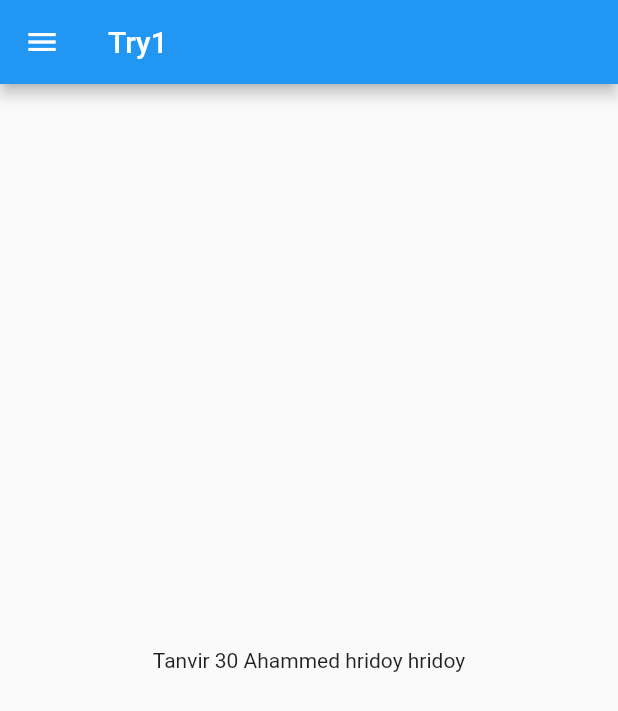
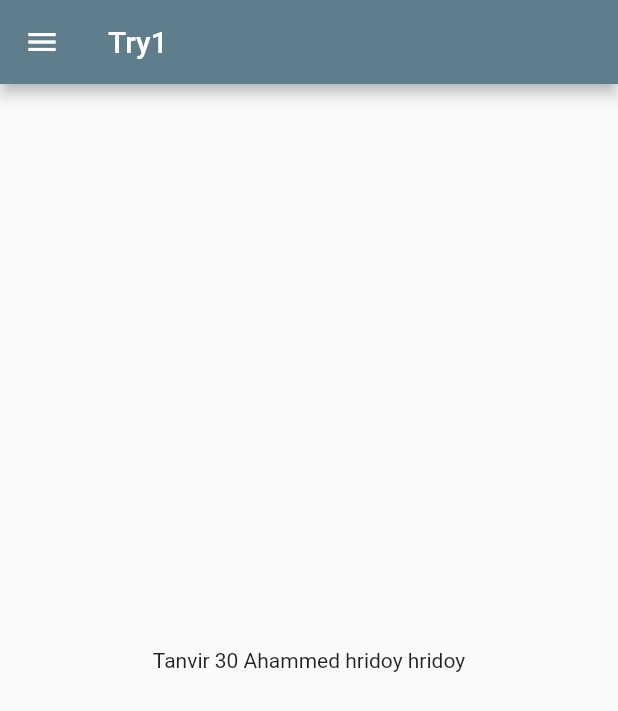
Before and after one commit to Tanvir180/Fltutter_Practice1, a Flutter app: the screen it shows after launch, on a phone screen of 412 x 824 dp. Shown: the top 711 px of the screen. Run offline on Flutter 3.47's test engine with Material 2 defaults, Android fonts, the phone set to English and light mode, and no system bars.

Commit message:
Day3 Completed

```diff
--- a/lib/main.dart
+++ b/lib/main.dart
@@ -1,5 +1,6 @@
 import 'package:flutter/material.dart';
-import 'package:practice1/home_page.dart';
+import 'package:practice1/pages/home_page.dart';
+import 'package:practice1/pages/login_page.dart';
 
 void main() {
   runApp(const MyApp());
@@ -17,8 +18,18 @@ class MyApp extends StatelessWidget {
     // const pi = 3.14;
     // final pi2 = 3.24; //it can be modify
 
-    return  const MaterialApp(
-      home: HomePage(),
+    return MaterialApp(
+      // home: HomePage(),
+      themeMode: ThemeMode.light,
+      theme: ThemeData(primarySwatch: Colors.blueGrey),
+      darkTheme: ThemeData(brightness: Brightness.dark),
+
+      initialRoute: "/Home",
+      routes: {
+        "/": (context) => const LoginPage(),
+        "/Home": (context) => const HomePage(),
+        "/Login": (context) => const LoginPage(),
+      },
     );
   }
 }
```
Also changed, not shown: lib/pages/login_page.dart (added, +21 -0 lines), lib/pages/home_page.dart (renamed from lib/home_page.dart).
